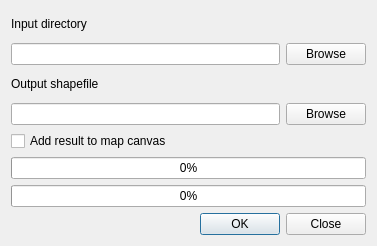
sourcepole/qgis, file qgis/python/plugins/fTools/tools/frmMergeShapes.ui: the form before one commit.
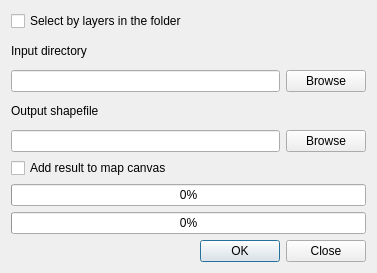
The form after the commit.

Commit message: option to select separate shapefiles for merging with fTools

What changed in the file:
```diff
--- a/qgis/python/plugins/fTools/tools/frmMergeShapes.ui
+++ b/qgis/python/plugins/fTools/tools/frmMergeShapes.ui
@@ -7,13 +7,20 @@
     <x>0</x>
     <y>0</y>
     <width>377</width>
-    <height>246</height>
+    <height>273</height>
    </rect>
   </property>
   <property name="windowTitle">
    <string>Merge shapefiles</string>
   </property>
   <layout class="QVBoxLayout" name="verticalLayout">
+   <item>
+    <widget class="QCheckBox" name="chkListMode">
+     <property name="text">
+      <string>Select by layers in the folder</string>
+     </property>
+    </widget>
+   </item>
    <item>
     <widget class="QLabel" name="label">
      <property name="text">
```
The commit also changes 1 other file.
